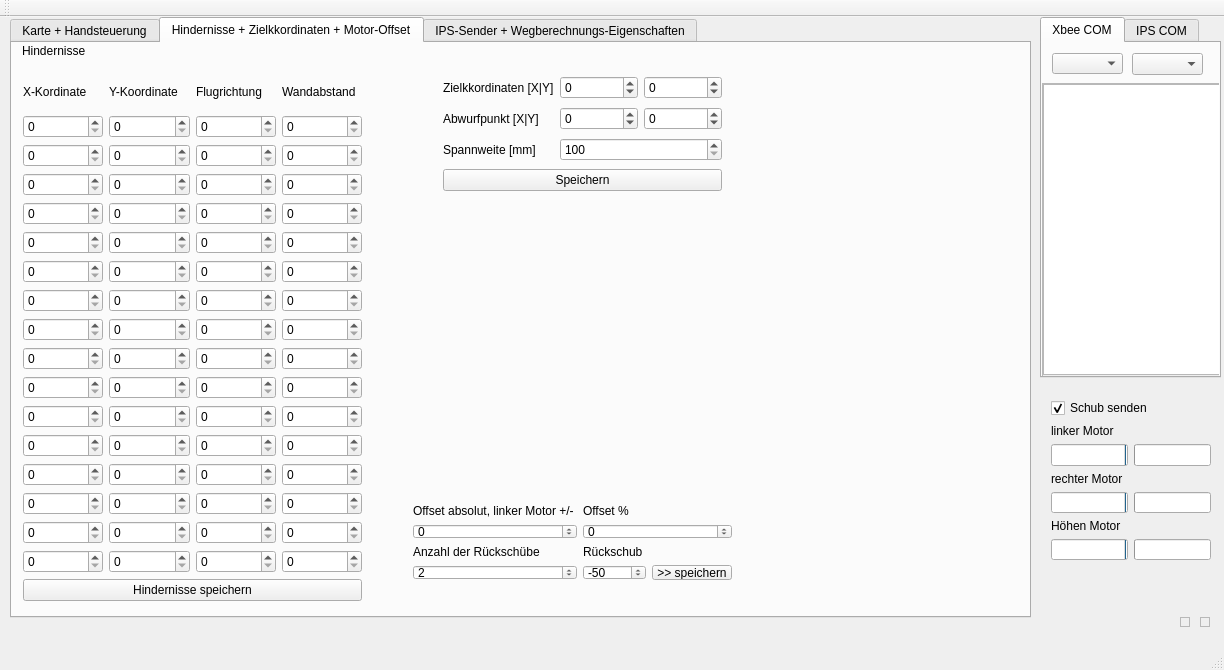
This is mainwindow.ui in Koerner/Sturzflug-at-daedalus.ei.tum.de as Qt 5 draws it before an edit. The edited form follows.
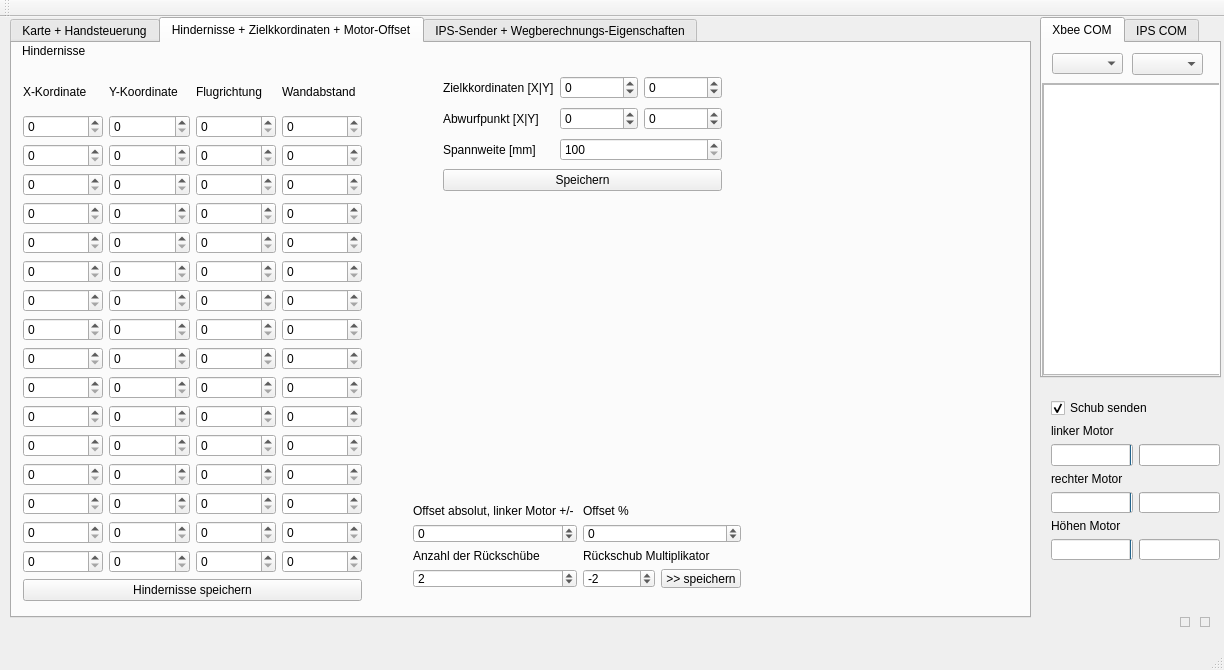
This is the edited form. The open tabs and pages were chosen to show the change.

```diff
--- a/mainwindow.ui
+++ b/mainwindow.ui
@@ -1106,21 +1106,21 @@
        <rect>
         <x>390</x>
         <y>450</y>
-        <width>341</width>
-        <height>99</height>
+        <width>350</width>
+        <height>107</height>
        </rect>
       </property>
       <layout class="QGridLayout" name="gridLayout_6">
        <item row="3" column="1">
         <widget class="QSpinBox" name="rueckschub">
          <property name="minimum">
-          <number>-99</number>
+          <number>-10</number>
          </property>
          <property name="maximum">
           <number>0</number>
          </property>
          <property name="value">
-          <number>-50</number>
+          <number>-2</number>
          </property>
         </widget>
        </item>
@@ -1165,13 +1165,6 @@
          </property>
         </widget>
        </item>
-       <item row="2" column="1">
-        <widget class="QLabel" name="label_rueckschub">
-         <property name="text">
-          <string>Rückschub</string>
-         </property>
-        </widget>
-       </item>
        <item row="2" column="0">
         <widget class="QLabel" name="label_rueckschub_2">
          <property name="text">
@@ -1186,6 +1179,13 @@
          </property>
         </widget>
        </item>
+       <item row="2" column="1" colspan="2">
+        <widget class="QLabel" name="label_rueckschub">
+         <property name="text">
+          <string>Rückschub Multiplikator</string>
+         </property>
+        </widget>
+       </item>
       </layout>
      </widget>
     </widget>
@@ -1738,7 +1738,7 @@
      <rect>
       <x>1040</x>
       <y>370</y>
-      <width>182</width>
+      <width>191</width>
       <height>184</height>
      </rect>
     </property>
```
Left out of the diff: 12 changed lines with no effect on the pictures.
